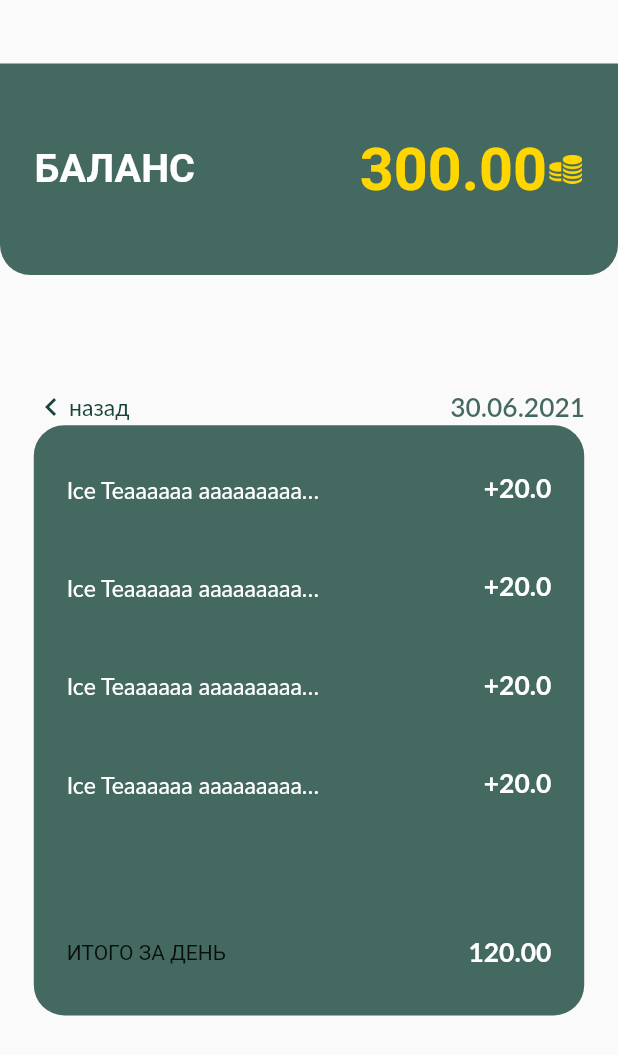
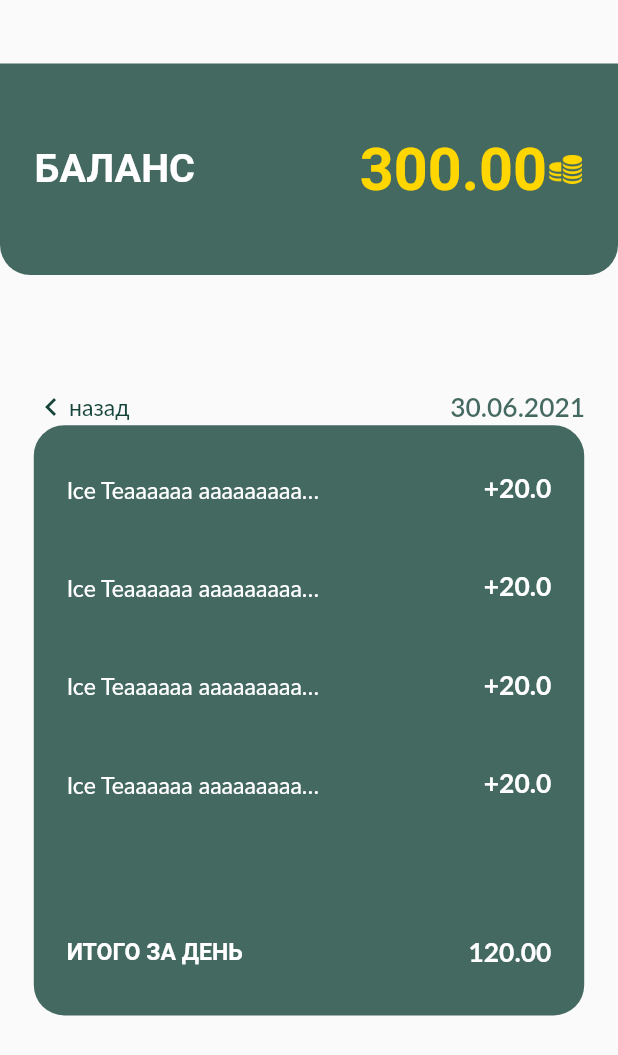
Before and after one commit to 3sss21/ITC, a Flutter app: the BalanceScreen screen opened directly, after a tap on "06.06.22", on a phone screen of 412 x 824 dp. Shown: the top 1055 px of the screen. Run offline on Flutter 3.47's test engine with Material 2 defaults, Android fonts, the light colour scheme and no system bars; our stand-ins replace bloc, cached_network_image, dio, dotted_border, flutter_bloc, flutter_screenutil; Roboto replaces fonts that are missing (Lato).

Commit message:
Purchase_history

```diff
--- a/lib/main.dart
+++ b/lib/main.dart
@@ -1,5 +1,6 @@
 import 'package:cashback_app/screens/byuer/buyer_navigation_widget.dart/buyer_navigation_widget.dart';
 import 'package:cashback_app/screens/byuer/screens/balance_screen/balance_screen.dart';
+import 'package:cashback_app/screens/seller/seller_navigation/seller_navigation_widget.dart';
 import 'package:cashback_app/screens/splash_screen/splash_screen.dart';
 import 'package:flutter/material.dart';
 import 'package:flutter_screenutil/flutter_screenutil.dart';
@@ -21,7 +22,7 @@ class MyApp extends StatelessWidget {
         theme: ThemeData(
           primarySwatch: Colors.blue,
         ),
-        home: const BuyerNavigationWidget(currentIndex: 3,)
+        home: const SellerNavigationWidget(currentIndex: 3,)
       ),
     );
   }
--- a/lib/screens/byuer/screens/balance_screen/balance_history.dart
+++ b/lib/screens/byuer/screens/balance_screen/balance_history.dart
@@ -90,7 +90,7 @@ class BoxPurchaseHistoryWidget extends StatelessWidget {
                     children: [
                       Text(
                         'ИТОГО ЗА ДЕНЬ',
-                        style: TextStyleHelper.fontSize14,
+                        style: TextStyleHelper.f14w600,
                       ),
                       Text(
                         '120.00',
```
